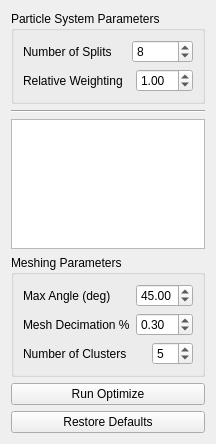
SCIInstitute/ShapeWorks, file src/Application/Optimize/OptimizeTool.ui: the form before one commit.
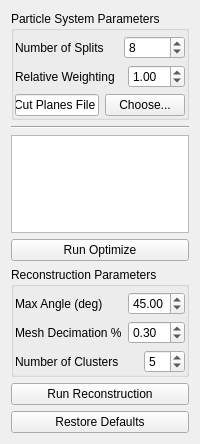
The form after the commit.

Commit message: working on cutting planes, separated optimize from reconstruction and debugging.

Patch:
```diff
--- a/src/Application/Optimize/OptimizeTool.ui
+++ b/src/Application/Optimize/OptimizeTool.ui
@@ -6,7 +6,7 @@
    <rect>
     <x>0</x>
     <y>0</y>
-    <width>202</width>
+    <width>193</width>
     <height>444</height>
    </rect>
   </property>
@@ -29,6 +29,18 @@
       <string>Particle System Parameters</string>
      </property>
      <layout class="QVBoxLayout" name="verticalLayout_3">
+      <property name="leftMargin">
+       <number>1</number>
+      </property>
+      <property name="topMargin">
+       <number>5</number>
+      </property>
+      <property name="rightMargin">
+       <number>1</number>
+      </property>
+      <property name="bottomMargin">
+       <number>1</number>
+      </property>
       <item>
        <layout class="QHBoxLayout" name="horizontalLayout_2">
         <property name="leftMargin">
@@ -109,6 +121,33 @@
         </item>
        </layout>
       </item>
+      <item>
+       <layout class="QHBoxLayout" name="horizontalLayout_7">
+        <property name="topMargin">
+         <number>0</number>
+        </property>
+        <item>
+         <widget class="QLineEdit" name="cutPlanesFile">
+          <property name="text">
+           <string>Cut Planes File</string>
+          </property>
+         </widget>
+        </item>
+        <item>
+         <widget class="QPushButton" name="cutPlanesFileButton">
+          <property name="maximumSize">
+           <size>
+            <width>95</width>
+            <height>16777215</height>
+           </size>
+          </property>
+          <property name="text">
+           <string>Choose...</string>
+          </property>
+         </widget>
+        </item>
+       </layout>
+      </item>
      </layout>
     </widget>
    </item>
@@ -122,12 +161,31 @@
    <item>
     <widget class="QTableWidget" name="parameterTable"/>
    </item>
+   <item>
+    <widget class="QPushButton" name="run_optimize_button">
+     <property name="text">
+      <string>Run Optimize</string>
+     </property>
+    </widget>
+   </item>
    <item>
     <widget class="QGroupBox" name="groupBox">
      <property name="title">
-      <string>Meshing Parameters</string>
+      <string>Reconstruction Parameters</string>
      </property>
      <layout class="QVBoxLayout" name="verticalLayout_2">
+      <property name="leftMargin">
+       <number>1</number>
+      </property>
+      <property name="topMargin">
+       <number>5</number>
+      </property>
+      <property name="rightMargin">
+       <number>1</number>
+      </property>
+      <property name="bottomMargin">
+       <number>1</number>
+      </property>
       <item>
        <layout class="QHBoxLayout" name="horizontalLayout_4">
         <property name="topMargin">
@@ -249,15 +307,14 @@
     </widget>
    </item>
    <item>
-    <layout class="QHBoxLayout" name="horizontalLayout_3">
-     <item>
-      <widget class="QPushButton" name="run_optimize_button">
-       <property name="text">
-        <string>Run Optimize</string>
-       </property>
-      </widget>
-     </item>
-    </layout>
+    <widget class="QPushButton" name="reconstructionButton">
+     <property name="enabled">
+      <bool>true</bool>
+     </property>
+     <property name="text">
+      <string>Run Reconstruction</string>
+     </property>
+    </widget>
    </item>
    <item>
     <widget class="QPushButton" name="restoreDefaults">
```
Left out of the diff: 7 changed lines with no effect on the pictures. The commit also changes 17 other files.
